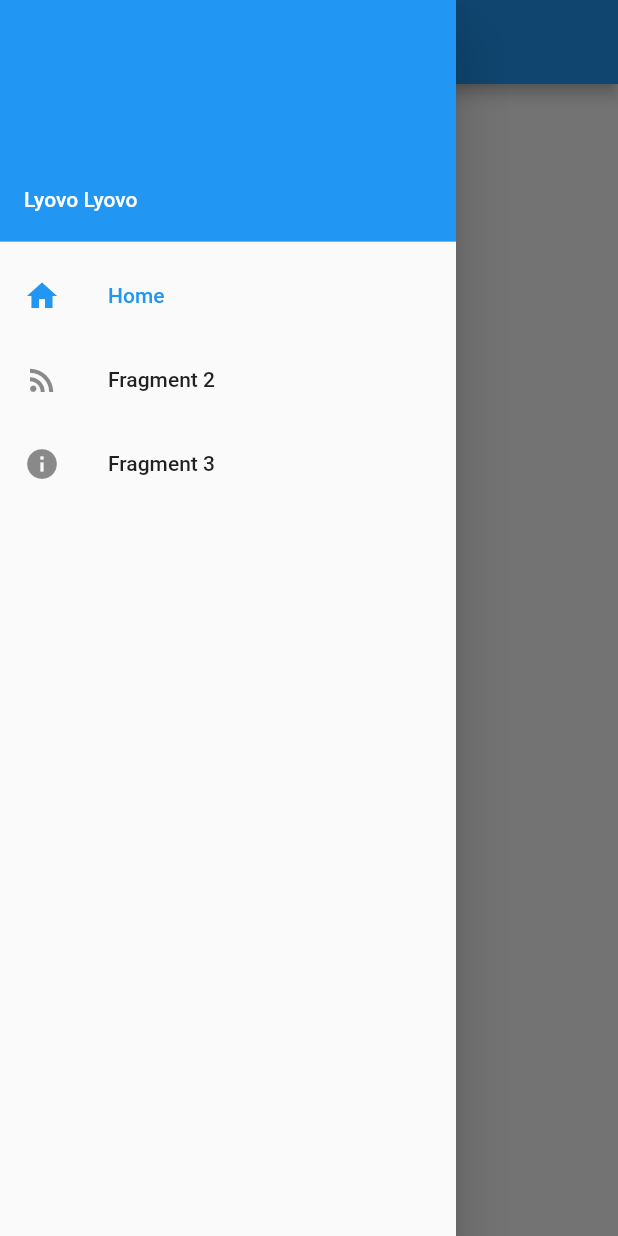
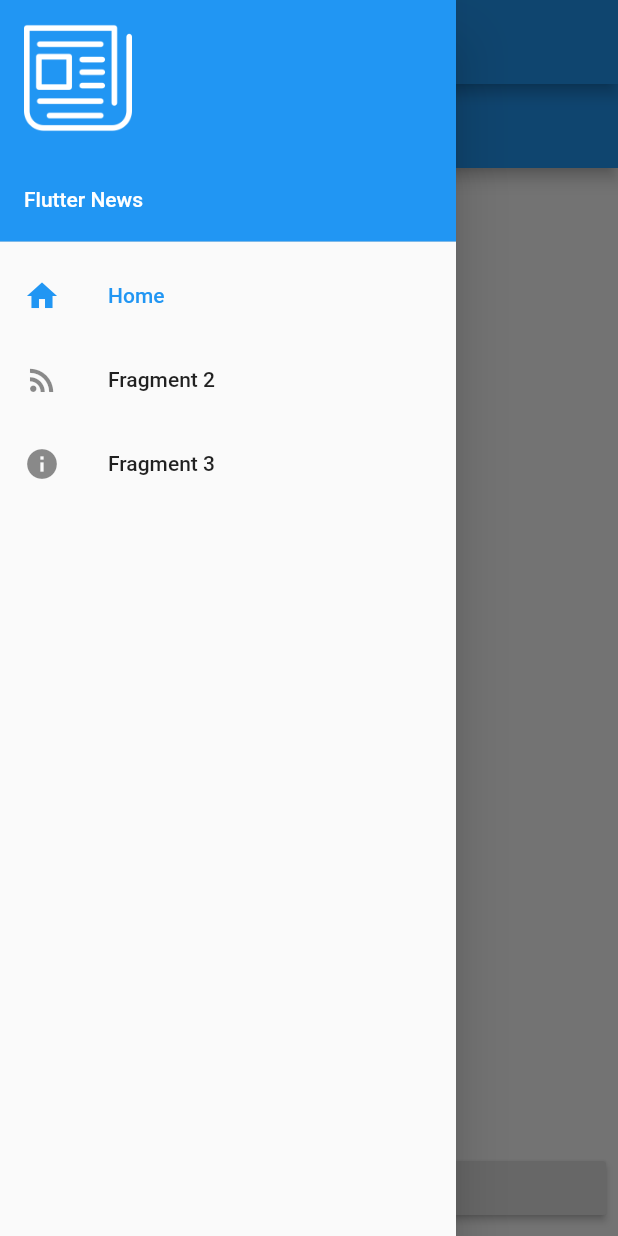
Before and after one commit to saqoginosyan/FlutterNewsApp, a Flutter app: the HomePage screen opened directly, with the side drawer open, on a phone screen of 412 x 824 dp. Run offline on Flutter 3.47's test engine with Material 2 defaults, Android fonts, the phone set to English and light mode, and no system bars; our stand-ins replace splashscreen.

Commit message:
- Update list.

```diff
--- /dev/null
+++ b/lib/fetch_data/main_fetch_data.dart
@@ -0,0 +1,66 @@
+import 'dart:convert';
+
+import 'package:flutter/material.dart';
+import 'package:news_app_flutter/fetch_data/photo.dart';
+import 'package:http/http.dart' as http;
+
+class MainFetchData extends StatefulWidget {
+  @override
+  _MainFetchDataState createState() => _MainFetchDataState();
+}
+
+class _MainFetchDataState extends State<MainFetchData> {
+  List<Photo> list = List();
+  var isLoading = false;
+
+  _fetchData() async {
+    setState(() {
+      isLoading = true;
+    });
+    final response =
+        await http.get("https://jsonplaceholder.typicode.com/photos");
+    if (response.statusCode == 200) {
+      list = (json.decode(response.body) as List)
+          .map((data) => new Photo.fromJson(data))
+          .toList();
+      setState(() {
+        isLoading = false;
+      });
+    } else {
+      throw Exception('Failed to load photos');
+    }
+  }
+
+  @override
+  Widget build(BuildContext context) {
+    return Scaffold(
+        appBar: AppBar(
+          title: Text("Fetch Data JSON"),
+        ),
+        bottomNavigationBar: Padding(
+          padding: const EdgeInsets.all(8.0),
+          child: RaisedButton(
+            child: new Text("Fetch Data"),
+            onPressed: _fetchData,
+          ),
+        ),
+        body: isLoading
+            ? Center(
+                child: CircularProgressIndicator(),
+              )
+            : ListView.builder(
+                itemCount: list.length,
+                itemBuilder: (BuildContext context, int index) {
+                  return ListTile(
+                    contentPadding: EdgeInsets.all(10.0),
+                    title: new Text(list[index].title),
+                    trailing: new Image.network(
+                      list[index].thumbnailUrl,
+                      fit: BoxFit.cover,
+                      height: 40.0,
+                      width: 40.0,
+                    ),
+                  );
+                }));
+  }
+}
--- /dev/null
+++ b/lib/fetch_data/photo.dart
@@ -0,0 +1,13 @@
+class Photo {
+  final String title;
+  final String thumbnailUrl;
+
+  Photo._({this.title, this.thumbnailUrl});
+
+  factory Photo.fromJson(Map<String, dynamic> json) {
+    return new Photo._(
+      title: json['title'],
+      thumbnailUrl: json['thumbnailUrl'],
+    );
+  }
+}
--- a/lib/pages/home_page.dart
+++ b/lib/pages/home_page.dart
@@ -1,6 +1,7 @@
 import 'package:news_app_flutter/fragments/home_fragment.dart';
 import 'package:news_app_flutter/fragments/second_fragment.dart';
 import 'package:news_app_flutter/fragments/third_fragment.dart';
+import 'package:news_app_flutter/fetch_data/main_fetch_data.dart';
 import 'package:flutter/material.dart';
 
 class DrawerItem {
@@ -28,7 +29,7 @@ class HomePageState extends State<HomePage> {
   _getDrawerItemWidget(int pos) {
     switch (pos) {
       case 0:
-        return new FirstFragment();
+        return new MainFetchData();
       case 1:
         return new SecondFragment();
       case 2:
@@ -69,7 +70,7 @@ class HomePageState extends State<HomePage> {
         child: new Column(
           children: <Widget>[
             new UserAccountsDrawerHeader(
-                accountName: new Text("Lyovo Lyovo"), accountEmail: null),
+                accountName: new Text("Flutter News"), accountEmail: null, currentAccountPicture: Image.asset('assets/newspaper.png')),
             new Column(children: drawerOptions)
           ],
         ),
```
Also changed, not shown: lib/fragments/home_fragment.dart (+0 -15 lines).
